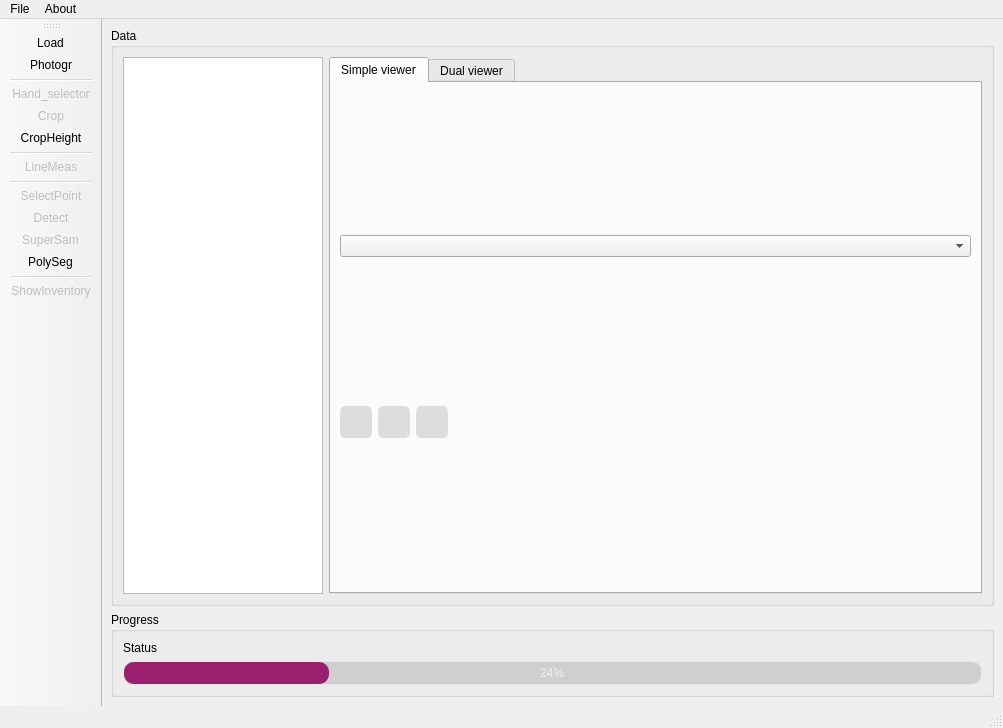
This is ui/volume.ui in s-du/SkyStock as Qt 5 draws it before an edit. The edited form follows.
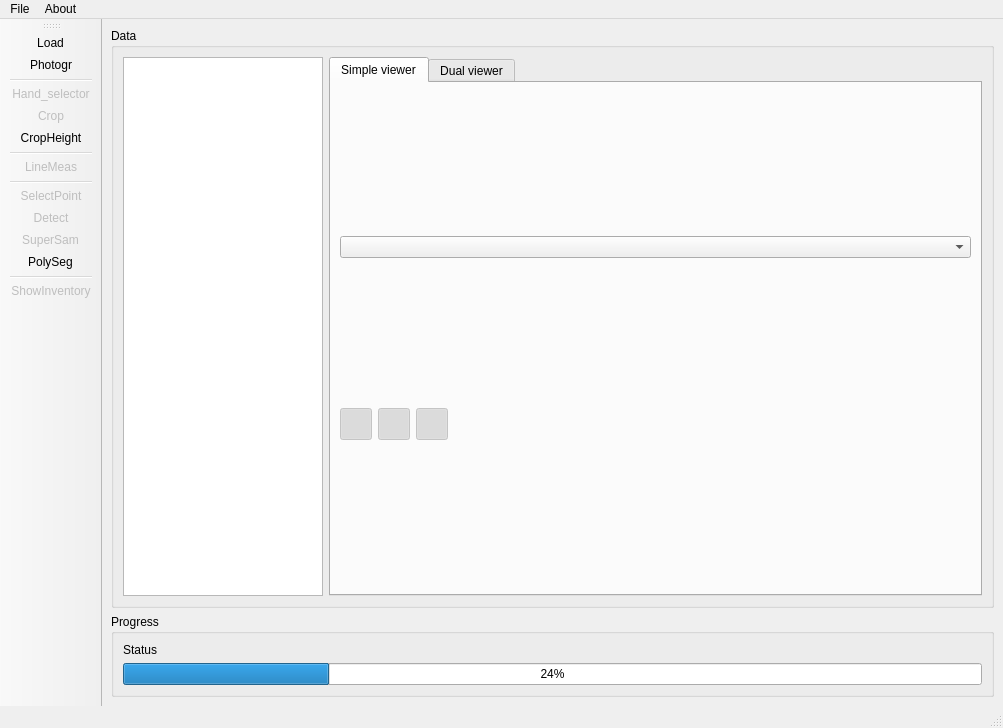
This is the edited form.

Patch:
```diff
--- a/ui/volume.ui
+++ b/ui/volume.ui
@@ -17,80 +17,7 @@
    <string>SkyStock</string>
   </property>
   <property name="styleSheet">
-   <string notr="true">QPushButton{
-border-style: solid;
-border-top-color: qlineargradient(spread:pad, x1:0.5, y1:1, x2:0.5, y2:0, stop:0 rgb(215, 215, 215), stop:1 rgb(222, 222, 222));
-border-right-color: qlineargradient(spread:pad, x1:0, y1:0.5, x2:1, y2:0.5, stop:0 rgb(217, 217, 217), stop:1 rgb(227, 227, 227));
-border-left-color: qlineargradient(spread:pad, x1:0, y1:0.5, x2:1, y2:0.5, stop:0 rgb(227, 227, 227), stop:1 rgb(217, 217, 217));
-border-bottom-color: qlineargradient(spread:pad, x1:0.5, y1:1, x2:0.5, y2:0, stop:0 rgb(215, 215, 215), stop:1 rgb(222, 222, 222));
-border-width: 1px;
-border-radius: 5px;
-color: rgb(0,0,0);
-padding: 2px;
-background-color: rgb(255,255,255);
-}
-QPushButton::default{
-border-style: solid;
-border-top-color: qlineargradient(spread:pad, x1:0.5, y1:1, x2:0.5, y2:0, stop:0 rgb(215, 215, 215), stop:1 rgb(222, 222, 222));
-border-right-color: qlineargradient(spread:pad, x1:0, y1:0.5, x2:1, y2:0.5, stop:0 rgb(217, 217, 217), stop:1 rgb(227, 227, 227));
-border-left-color: qlineargradient(spread:pad, x1:0, y1:0.5, x2:1, y2:0.5, stop:0 rgb(227, 227, 227), stop:1 rgb(217, 217, 217));
-border-bottom-color: qlineargradient(spread:pad, x1:0.5, y1:1, x2:0.5, y2:0, stop:0 rgb(215, 215, 215), stop:1 rgb(222, 222, 222));
-border-width: 1px;
-border-radius: 5px;
-color: rgb(0,0,0);
-padding: 2px;
-background-color: rgb(255,255,255);
-}
-QPushButton:hover{
-border-style: solid;
-border-color: #B9256F;
-border-width: 1px;
-border-radius: 5px;
-color: rgb(0,0,0);
-padding: 2px;
-background-color: rgb(255,255,255);
-}
-QPushButton:pressed{
-border-style: solid;
-border-top-color: qlineargradient(spread:pad, x1:0.5, y1:1, x2:0.5, y2:0, stop:0 rgb(215, 215, 215), stop:1 rgb(222, 222, 222));
-border-right-color: qlineargradient(spread:pad, x1:0, y1:0.5, x2:1, y2:0.5, stop:0 rgb(217, 217, 217), stop:1 rgb(227, 227, 227));
-border-left-color: qlineargradient(spread:pad, x1:0, y1:0.5, x2:1, y2:0.5, stop:0 rgb(227, 227, 227), stop:1 rgb(217, 217, 217));
-border-bottom-color: qlineargradient(spread:pad, x1:0.5, y1:1, x2:0.5, y2:0, stop:0 rgb(215, 215, 215), stop:1 rgb(222, 222, 222));
-border-width: 1px;
-border-radius: 5px;
-color: rgb(0,0,0);
-padding: 2px;
-background-color: rgb(142,142,142);
-}
-QPushButton:disabled{
-border-style: solid;
-border-top-color: qlineargradient(spread:pad, x1:0.5, y1:1, x2:0.5, y2:0, stop:0 rgb(215, 215, 215), stop:1 rgb(222, 222, 222));
-border-right-color: qlineargradient(spread:pad, x1:0, y1:0.5, x2:1, y2:0.5, stop:0 rgb(217, 217, 217), stop:1 rgb(227, 227, 227));
-border-left-color: qlineargradient(spread:pad, x1:0, y1:0.5, x2:1, y2:0.5, stop:0 rgb(227, 227, 227), stop:1 rgb(217, 217, 217));
-border-bottom-color: qlineargradient(spread:pad, x1:0.5, y1:1, x2:0.5, y2:0, stop:0 rgb(215, 215, 215), stop:1 rgb(222, 222, 222));
-border-width: 1px;
-border-radius: 5px;
-color: #bbb;
-padding: 2px;
-background-color: #ddd;
-}
-
-
-QProgressBar {
-text-align: center;
-color: rgb(240, 240, 240);
-border-width: 1px; 
-border-radius: 10px;
-border-color: rgb(230, 230, 230);
-border-style: solid;
-background-color:rgb(207,207,207);
-}
-
-QProgressBar:chunk {
-background-color:#9B1F6F;
-border-radius: 10px;
-}
-</string>
+   <string notr="true"/>
   </property>
   <widget class="QWidget" name="centralwidget">
    <layout class="QGridLayout" name="gridLayout">
```
